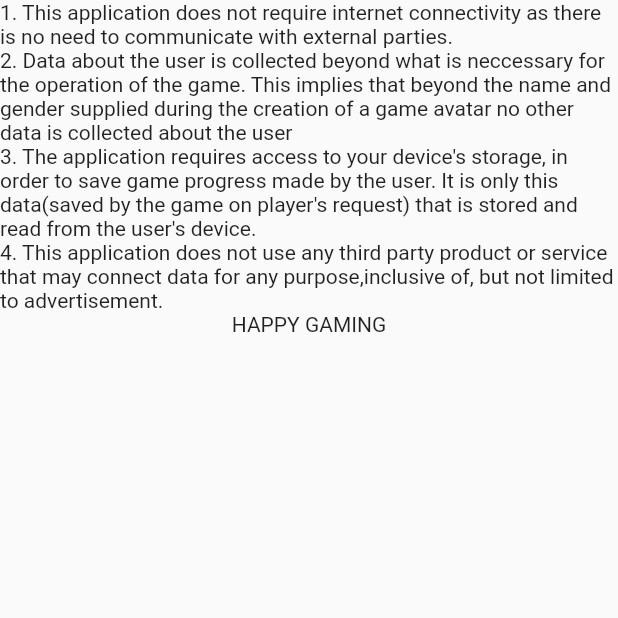
After one commit to kwe-k-u/HindSight, a Flutter app: the screen it shows after launch, after a tap on "Privacy", on a phone screen of 412 x 824 dp, the top half of it. The commit adds this screen. Run offline on Flutter 3.47's test engine with Material 2 defaults, Android fonts, the phone set to English and light mode, and no system bars.

```diff
--- /dev/null
+++ b/lib/UI/Privacy.dart
@@ -0,0 +1,31 @@
+import 'package:flutter/material.dart';
+
+
+class PrivacyPage extends StatelessWidget {
+  @override
+  Widget build(BuildContext context) {
+    return MaterialApp(
+      home: Scaffold(
+        body: Column(
+          children: [
+            Text("1. This application does not require internet connectivity as there is "
+                "no need to communicate with external parties."),
+
+            Text("2. Data about the user is collected beyond what is neccessary for the "
+                "operation of the game. This implies that beyond the name and gender supplied"
+                " during the creation of a game avatar no other data is collected about the user"),
+
+            Text("3. The application requires access to your device's storage, in order to save game "
+                "progress made by the user. It is only this data(saved by the game on player's request) that is stored"
+                " and read from the user's device."),
+
+            Text("4. This application does not use any third party product or service that may connect data for any purpose,"
+                "inclusive of, but not limited to advertisement."),
+
+            Text("happy gaming".toUpperCase())
+          ],
+        ),
+      ),
+    );
+  }
+}
--- a/lib/UI/homescreen.dart
+++ b/lib/UI/homescreen.dart
@@ -4,6 +4,7 @@ import 'package:hindsight/UI/AboutPage.dart';
 import 'package:hindsight/UI/BibliographyPage.dart';
 import 'package:hindsight/UI/CreatePlayer.dart';
 import 'package:hindsight/UI/GamePlayInterface.dart';
+import 'package:hindsight/UI/Privacy.dart';
 
 
 
@@ -33,7 +34,10 @@ class _HomeScreenState extends State<HomeScreen> {
               ),
               Padding(
                 padding: const EdgeInsets.all(8.0),
-                child: OutlinedButton(onPressed: (){}, child: Text("Continue Game")), //todo hide if no player object exists
+                child: OutlinedButton(onPressed: (){
+                  Navigator.push(context, MaterialPageRoute(builder: (context)=> GamePlayInterface()));
+                },
+                    child: Text("Continue Game")), //todo hide if no player object exists
               ),
               Padding(
                 padding: const EdgeInsets.all(8.0),
@@ -46,6 +50,12 @@ class _HomeScreenState extends State<HomeScreen> {
                 child: OutlinedButton(onPressed: (){
                   Navigator.push(context, MaterialPageRoute(builder: (context)=> BiblographyPage()));
                 }, child: Text("Bibliography")),
+              ),
+              Padding(
+                padding: const EdgeInsets.all(8.0),
+                child: OutlinedButton(onPressed: (){
+                  Navigator.push(context, MaterialPageRoute(builder: (context)=> PrivacyPage()));
+                }, child: Text("Privacy")),
               ),
               Padding(
                 padding: const EdgeInsets.all(8.0),
--- a/lib/Utils/PlayerObject.dart
+++ b/lib/Utils/PlayerObject.dart
@@ -1,4 +1,6 @@
 
+
+import 'package:flutter/material.dart';
 
 class Player{
   String name;
@@ -45,6 +47,15 @@ class Player{
 
 
 
+  void fromMap(dynamic data){
+    if (data.runtimeType == String)
+      data = Map<String, dynamic>.from(data);
+
+    //todo match data to attributes
+  }
+
+
+
 
   void grow() => this.age++;
 
--- a/lib/main.dart
+++ b/lib/main.dart
@@ -31,3 +31,6 @@ class MyApp extends StatelessWidget {
     );
   }
 }
+
+
+//todo ask for storage permission for ios
--- a/pubspec.yaml
+++ b/pubspec.yaml
@@ -28,6 +28,7 @@ dependencies:
   # The following adds the Cupertino Icons font to your application.
   # Use with the CupertinoIcons class for iOS style icons.
   cupertino_icons: ^1.0.0
+  path_provider: ^1.6.24
 
 dev_dependencies:
   flutter_test:
```
Also changed, not shown: lib/Utils/DataManager.dart (added, +54 -0 lines), pubspec.lock, 1 other file.
